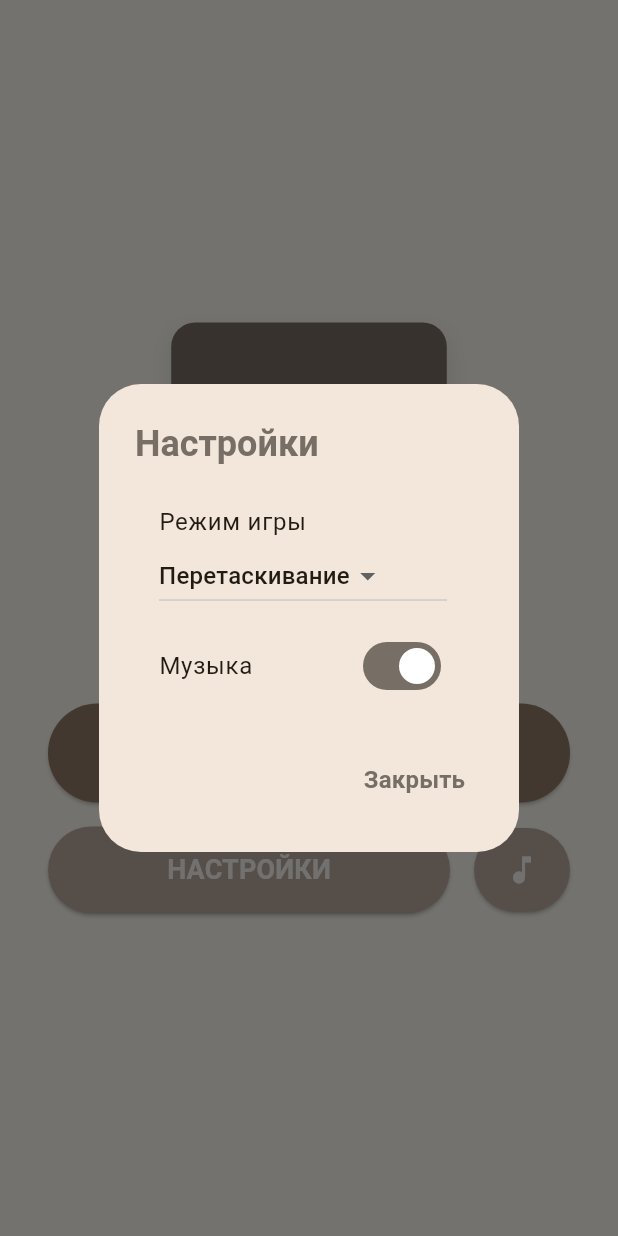
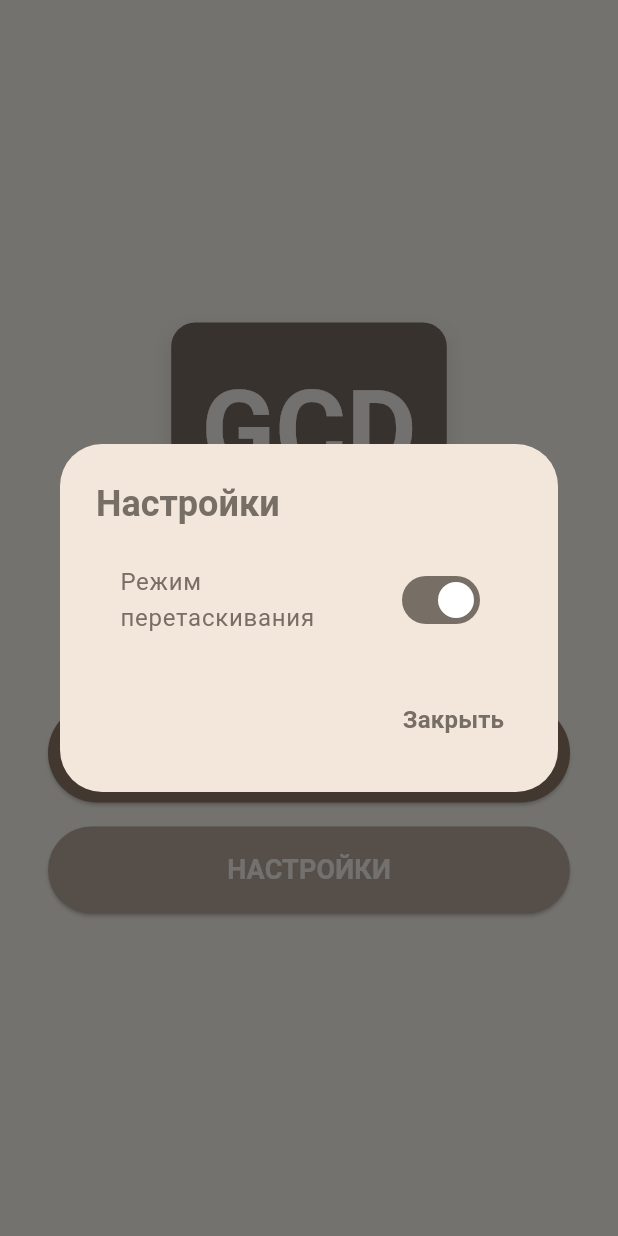
Before and after one commit to Lao-prince/div, a Flutter app: the screen it shows after launch, after a tap on "НАСТРОЙКИ", on a phone screen of 412 x 824 dp. Run offline on Flutter 3.47's test engine with Material 3 defaults, Android fonts, the phone set to English and light mode, and no system bars; our stand-ins replace shared_preferences.

Commit message:
фикс багов и режимов

```diff
--- a/lib/game_settings.dart
+++ b/lib/game_settings.dart
@@ -7,28 +7,19 @@ enum GameMode {
 
 class GameSettings {
   static const String _gameModeKey = 'game_mode';
-  static const String _musicEnabledKey = 'music_enabled';
 
   static GameMode _gameMode = GameMode.dragAndDrop;
-  static bool _isMusicEnabled = true;
 
   static GameMode get gameMode => _gameMode;
-  static bool get isMusicEnabled => _isMusicEnabled;
 
   static set gameMode(GameMode mode) {
     _gameMode = mode;
     _saveSettings();
   }
 
-  static set isMusicEnabled(bool value) {
-    _isMusicEnabled = value;
-    _saveSettings();
-  }
-
   static Future<void> _saveSettings() async {
     final prefs = await SharedPreferences.getInstance();
     await prefs.setString(_gameModeKey, _gameMode.toString());
-    await prefs.setBool(_musicEnabledKey, _isMusicEnabled);
   }
 
   static Future<void> loadSettings() async {
@@ -40,6 +31,5 @@ class GameSettings {
         orElse: () => GameMode.dragAndDrop,
       );
     }
-    _isMusicEnabled = prefs.getBool(_musicEnabledKey) ?? true;
   }
 }
--- a/lib/home_screen.dart
+++ b/lib/home_screen.dart
@@ -16,13 +16,6 @@ class _HomeScreenState extends State<HomeScreen> {
     GameSettings.loadSettings();
   }
 
-  void _toggleMusic() {
-    setState(() {
-      GameSettings.isMusicEnabled = !GameSettings.isMusicEnabled;
-      // TODO: Добавить логику включения/выключения музыки
-    });
-  }
-
   void _showSettings() {
     showDialog(
       context: context,
@@ -35,44 +28,29 @@ class _HomeScreenState extends State<HomeScreen> {
             fontWeight: FontWeight.bold,
           ),
         ),
-        content: Column(
-          mainAxisSize: MainAxisSize.min,
-          children: [
-            ListTile(
-              title: const Text('Режим игры'),
-              subtitle: DropdownButton<GameMode>(
-                value: GameSettings.gameMode,
-                items: const [
-                  DropdownMenuItem(
-                    value: GameMode.dragAndDrop,
-                    child: Text('Перетаскивание'),
+        content: StatefulBuilder(
+          builder: (BuildContext context, StateSetter setDialogState) {
+            return ListTile(
+              title: Text(
+                GameSettings.gameMode == GameMode.dragAndDrop
+                    ? 'Режим перетаскивания'
+                    : 'Режим нажатия',
+                style: const TextStyle(
+                  fontSize: 16,
+                  color: Color(0xFF776E65),
                 ),
-                  DropdownMenuItem(
-                    value: GameMode.tap,
-                    child: Text('Нажатие'),
               ),
-                ],
-                onChanged: (GameMode? newValue) {
-                  if (newValue != null) {
-                    setState(() {
-                      GameSettings.gameMode = newValue;
+              trailing: Switch(
+                value: GameSettings.gameMode == GameMode.dragAndDrop,
+                onChanged: (value) {
+                  setDialogState(() {
+                    GameSettings.gameMode = value ? GameMode.dragAndDrop : GameMode.tap;
                   });
-                    Navigator.pop(context);
-                  }
+                  setState(() {});
                 },
               ),
-            ),
-            ListTile(
-              title: const Text('Музыка'),
-              trailing: Switch(
-                value: GameSettings.isMusicEnabled,
-                onChanged: (value) {
-                  Navigator.pop(context);
-                  _toggleMusic();
+            );
           },
-              ),
-            ),
-          ],
         ),
         actions: [
           TextButton(
@@ -100,7 +78,6 @@ class _HomeScreenState extends State<HomeScreen> {
           child: Column(
             mainAxisAlignment: MainAxisAlignment.center,
             children: [
-              // Логотип
               Container(
                 padding: const EdgeInsets.all(20),
                 decoration: BoxDecoration(
@@ -136,7 +113,6 @@ class _HomeScreenState extends State<HomeScreen> {
                 ),
               ),
               const SizedBox(height: 60),
-              // Кнопки
               Padding(
                 padding: const EdgeInsets.symmetric(horizontal: 32),
                 child: Column(
@@ -168,10 +144,7 @@ class _HomeScreenState extends State<HomeScreen> {
                       ),
                     ),
                     const SizedBox(height: 16),
-                    Row(
-                      children: [
-                        Expanded(
-                          child: ElevatedButton(
+                    ElevatedButton(
                       onPressed: _showSettings,
                       style: ElevatedButton.styleFrom(
                         backgroundColor: const Color(0xFFBBADA0),
@@ -179,6 +152,7 @@ class _HomeScreenState extends State<HomeScreen> {
                         padding: const EdgeInsets.symmetric(
                           vertical: 16,
                         ),
+                        minimumSize: const Size(double.infinity, 50),
                       ),
                       child: const Text(
                         'НАСТРОЙКИ',
@@ -187,25 +161,6 @@ class _HomeScreenState extends State<HomeScreen> {
                           fontWeight: FontWeight.bold,
                         ),
                       ),
-                          ),
-                        ),
-                        const SizedBox(width: 16),
-                        ElevatedButton(
-                          onPressed: _toggleMusic,
-                          style: ElevatedButton.styleFrom(
-                            backgroundColor: const Color(0xFFBBADA0),
-                            foregroundColor: const Color(0xFFF9F6F2),
-                            padding: const EdgeInsets.symmetric(
-                              horizontal: 20,
-                              vertical: 16,
-                            ),
-                          ),
-                          child: Icon(
-                            GameSettings.isMusicEnabled ? Icons.music_note : Icons.music_off,
-                            size: 24,
-                          ),
-                        ),
-                      ],
                     ),
                   ],
                 ),
```
Also changed, not shown: lib/game_screen.dart (+57 -2 lines). Lines whose indentation alone changed are shown as unchanged.
